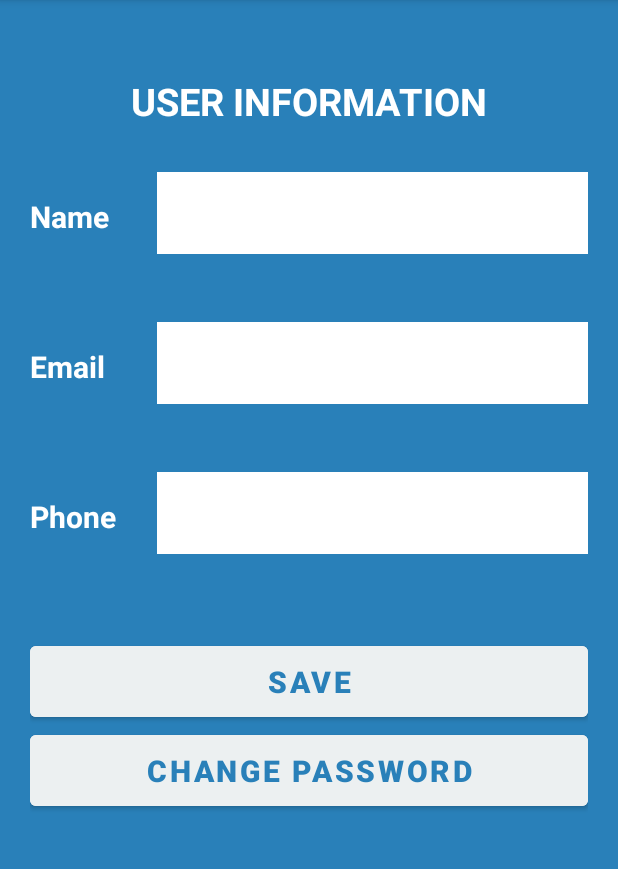
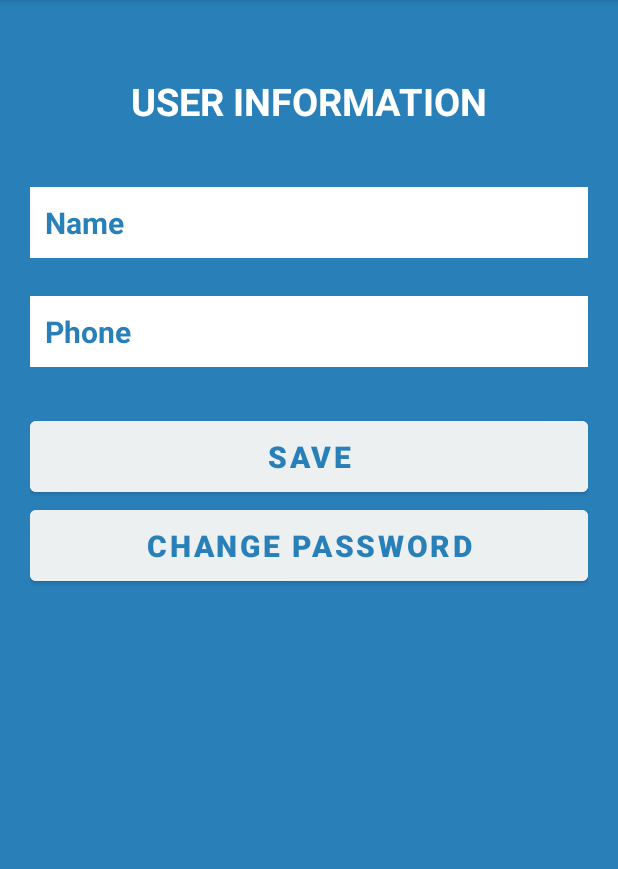
Before and after one commit to kietnguyen17052001/pbl5-mobile-app, an Android app: the UserActivity screen opened directly, with no data from a screen before it, on a phone screen of 412 x 824 dp, the part 84-953 px from its top. Run offline under Robolectric (Android 15) with nearby library versions, the phone set to English and light mode, and no system bars; our stand-ins replace Firebase (no records; nobody signed in at launch, a user with empty details on screens opened directly).

Commit message:
Update v1.0

```diff
--- a/app/src/main/java/com/example/appsmarthome/MainActivity.java
+++ b/app/src/main/java/com/example/appsmarthome/MainActivity.java
@@ -32,7 +32,6 @@ public class MainActivity extends AppCompatActivity {
     FirebaseAuth auth;
     FirebaseFirestore store;
     DocumentReference documentReference;
-    UserObj user = new UserObj();
 
     @Override
     protected void onCreate(Bundle savedInstanceState) {
@@ -53,10 +52,10 @@ public class MainActivity extends AppCompatActivity {
             @Override
             public void onSuccess(DocumentSnapshot documentSnapshot) {
                 if (documentSnapshot.exists()) {
-                    user.setFullName(documentSnapshot.getString(FULL_NAME));
-                    user.setEmail(documentSnapshot.getString(EMAIL));
-                    user.setPhone(documentSnapshot.getString(PHONE));
-                    username.setText(username.getText() + user.getFullName());
+//                    user.setFullName(documentSnapshot.getString(FULL_NAME));
+//                    user.setEmail(documentSnapshot.getString(EMAIL));
+//                    user.setPhone(documentSnapshot.getString(PHONE));
+                    username.setText(username.getText() + documentSnapshot.getString(FULL_NAME));
                 }
             }
         }).addOnFailureListener(new OnFailureListener() {
@@ -85,7 +84,6 @@ public class MainActivity extends AppCompatActivity {
             @Override
             public void onClick(View view) {
                 Intent intent = new Intent(getApplicationContext(), UserActivity.class);
-                intent.putExtra("user", user);
                 startActivity(intent);
             }
         });
--- a/app/src/main/java/com/example/appsmarthome/Objects/UserObj.java
+++ b/app/src/main/java/com/example/appsmarthome/Objects/UserObj.java
@@ -25,10 +25,6 @@ public class UserObj implements Parcelable {
             return new UserObj[size];
         }
     };
-
-    public UserObj() {
-
-    }
 
     public String getFullName() {
         return fullName;
--- a/app/src/main/java/com/example/appsmarthome/RegisterActivity.java
+++ b/app/src/main/java/com/example/appsmarthome/RegisterActivity.java
@@ -23,6 +23,8 @@ import com.google.android.gms.tasks.OnSuccessListener;
 import com.google.android.gms.tasks.Task;
 import com.google.firebase.auth.AuthResult;
 import com.google.firebase.auth.FirebaseAuth;
+import com.google.firebase.auth.FirebaseUser;
+import com.google.firebase.auth.UserProfileChangeRequest;
 import com.google.firebase.firestore.DocumentReference;
 import com.google.firebase.firestore.FirebaseFirestore;
 
@@ -40,6 +42,7 @@ public class RegisterActivity extends AppCompatActivity {
     private ProgressBar progressBar;
     FirebaseAuth auth;
     FirebaseFirestore store;
+    FirebaseUser user;
     DocumentReference documentReference;
     private String userId;
     @Override
@@ -57,7 +60,6 @@ public class RegisterActivity extends AppCompatActivity {
         progressBar = binding.progressBar;
         auth = FirebaseAuth.getInstance();
         store = FirebaseFirestore.getInstance();
-
         if (auth.getCurrentUser() != null){
             Intent intent = new Intent(getApplicationContext(), MainActivity.class);
             startActivity(intent);
@@ -78,13 +80,21 @@ public class RegisterActivity extends AppCompatActivity {
                     password.setError("Password is required");
                     return;
                 }
+                if (TextUtils.isEmpty(_fullName)){
+                    fullName.setError("Name is required");
+                    return;
+                }
+                if (TextUtils.isEmpty(_phone)){
+                    phone.setError("Phone is required");
+                    return;
+                }
                 progressBar.setVisibility(View.VISIBLE);
                 auth.createUserWithEmailAndPassword(_email, _password).addOnCompleteListener(new OnCompleteListener<AuthResult>() {
                     @Override
                     public void onComplete(@NonNull Task<AuthResult> task) {
                         if(task.isSuccessful()){
                             Toast.makeText(RegisterActivity.this, "User created", Toast.LENGTH_SHORT).show();
-                            userId = auth.getCurrentUser().getUid();
+                            userId = user.getUid();
                             documentReference = store.collection("users").document(userId);
                             Map<String, Object> user = new HashMap<>();
                             user.put(FULL_NAME, _fullName);
--- a/app/src/main/java/com/example/appsmarthome/UserActivity.java
+++ b/app/src/main/java/com/example/appsmarthome/UserActivity.java
@@ -1,50 +1,110 @@
 package com.example.appsmarthome;
 
 import androidx.annotation.NonNull;
+import androidx.annotation.Nullable;
+import androidx.appcompat.app.ActionBar;
 import androidx.appcompat.app.AppCompatActivity;
 
 import android.content.Intent;
 import android.os.Bundle;
+import android.text.TextUtils;
 import android.view.View;
+import android.widget.Button;
 import android.widget.EditText;
+import android.widget.ProgressBar;
+import android.widget.TextView;
+import android.widget.Toast;
 
 import com.example.appsmarthome.Objects.UserObj;
 import com.example.appsmarthome.databinding.ActivityUserBinding;
 import com.google.android.gms.tasks.OnFailureListener;
 import com.google.android.gms.tasks.OnSuccessListener;
 import com.google.firebase.auth.FirebaseAuth;
+import com.google.firebase.auth.FirebaseUser;
 import com.google.firebase.firestore.DocumentReference;
 import com.google.firebase.firestore.DocumentSnapshot;
 import com.google.firebase.firestore.FirebaseFirestore;
+import com.google.firebase.firestore.FirebaseFirestoreException;
+import com.google.firebase.firestore.Transaction;
 
 public class UserActivity extends AppCompatActivity {
     private static final String FULL_NAME = "fullName";
-    private static final String EMAIL = "email";
     private static final String PHONE = "phone";
     private String userId;
     private ActivityUserBinding binding;
-    private EditText name, email, phone;
+    private EditText name, phone;
+    private Button btnSave;
+    private ProgressBar progressBar;
     FirebaseAuth auth;
     FirebaseFirestore store;
+    FirebaseUser user;
     DocumentReference documentReference;
-    UserObj user = new UserObj();
+
     @Override
     protected void onCreate(Bundle savedInstanceState) {
         super.onCreate(savedInstanceState);
         binding = ActivityUserBinding.inflate(getLayoutInflater());
         View view = binding.getRoot();
         setContentView(view);
-        getActionBar().setDisplayHomeAsUpEnabled(true);
+        ActionBar actionBar = getSupportActionBar();
+        actionBar.setDisplayHomeAsUpEnabled(true);
         name = binding.etName;
-        email = binding.etEmail;
         phone = binding.etPhone;
+        btnSave = binding.btnSave;
+        progressBar = binding.progressBar;
         auth = FirebaseAuth.getInstance();
         store = FirebaseFirestore.getInstance();
-        userId = auth.getCurrentUser().getUid();
-        Intent intent = getIntent();
-        user = intent.getParcelableExtra("user");
-        name.setText(user.getFullName());
-        phone.setText(user.getPhone());
-        email.setText(user.getEmail());
+        user = auth.getCurrentUser();
+        userId = user.getUid();
+        documentReference = store.collection("users").document(userId);
+        documentReference.get().addOnSuccessListener(new OnSuccessListener<DocumentSnapshot>() {
+            @Override
+            public void onSuccess(DocumentSnapshot documentSnapshot) {
+                name.setText(documentSnapshot.getString(FULL_NAME));
+                phone.setText(documentSnapshot.getString(PHONE));
+            }
+        }).addOnFailureListener(new OnFailureListener() {
+            @Override
+            public void onFailure(@NonNull Exception e) {
+
+            }
+        });
+        btnSave.setOnClickListener(new View.OnClickListener() {
+            @Override
+            public void onClick(View view) {
+                String _name = name.getText().toString();
+                String _phone = phone.getText().toString();
+                if (TextUtils.isEmpty(_name)){
+                    name.setError("Name is required");
+                    return;
+                }
+                if (TextUtils.isEmpty(_phone)){
+                    phone.setError("Phone is required");
+                    return;
+                }
+                progressBar.setVisibility(View.VISIBLE);
+                store.runTransaction(new Transaction.Function<Void>() {
+                    @Nullable
+                    @Override
+                    public Void apply(@NonNull Transaction transaction) throws FirebaseFirestoreException {
+                        transaction.update(documentReference, FULL_NAME, _name);
+                        transaction.update(documentReference, PHONE, _phone);
+                        return null;
+                    }
+                }).addOnSuccessListener(new OnSuccessListener<Void>() {
+                    @Override
+                    public void onSuccess(Void unused) {
+                        Toast.makeText(UserActivity.this, "Updated user", Toast.LENGTH_SHORT).show();
+                        Intent intent = new Intent(getApplicationContext(), MainActivity.class);
+                        startActivity(intent);
+                    }
+                }).addOnFailureListener(new OnFailureListener() {
+                    @Override
+                    public void onFailure(@NonNull Exception e) {
+                        Toast.makeText(UserActivity.this, "Error: " + e.getMessage(), Toast.LENGTH_SHORT).show();
+                    }
+                });
+            }
+        });
     }
 }
--- a/app/src/main/res/layout/activity_login.xml
+++ b/app/src/main/res/layout/activity_login.xml
@@ -41,7 +41,7 @@
                android:layout_marginBottom="25dp"
                android:textColor="@color/belize_hole"
                android:textColorHint="@color/belize_hole"
-               android:textSize="25dp"
+               android:textSize="20dp"
                android:textStyle="bold"
                android:background="@color/white"
                android:padding="10dp"></EditText>
@@ -53,7 +53,7 @@
                android:hint="Password"
                android:textColor="@color/belize_hole"
                android:textColorHint="@color/belize_hole"
-               android:textSize="25dp"
+               android:textSize="20dp"
                android:textStyle="bold"
                android:background="@color/white"
                android:padding="10dp"></EditText>
--- a/app/src/main/res/layout/activity_register.xml
+++ b/app/src/main/res/layout/activity_register.xml
@@ -44,7 +44,7 @@
                 android:padding="10dp"
                 android:textColor="@color/belize_hole"
                 android:textColorHint="@color/belize_hole"
-                android:textSize="25dp"
+                android:textSize="20dp"
                 android:textStyle="bold"></EditText>
 
             <EditText
@@ -58,7 +58,7 @@
                 android:padding="10dp"
                 android:textColor="@color/belize_hole"
                 android:textColorHint="@color/belize_hole"
-                android:textSize="25dp"
+                android:textSize="20dp"
                 android:textStyle="bold"></EditText>
 
             <EditText
@@ -72,7 +72,7 @@
                 android:padding="10dp"
                 android:textColor="@color/belize_hole"
                 android:textColorHint="@color/belize_hole"
-                android:textSize="25dp"
+                android:textSize="20dp"
                 android:textStyle="bold"></EditText>
 
             <EditText
@@ -85,7 +85,7 @@
                 android:padding="10dp"
                 android:textColor="@color/belize_hole"
                 android:textColorHint="@color/belize_hole"
-                android:textSize="25dp"
+                android:textSize="20dp"
                 android:textStyle="bold"></EditText>
         </LinearLayout>
 
--- a/app/src/main/res/layout/activity_user.xml
+++ b/app/src/main/res/layout/activity_user.xml
@@ -4,9 +4,10 @@
     xmlns:tools="http://schemas.android.com/tools"
     android:layout_width="match_parent"
     android:layout_height="match_parent"
-    tools:context=".UserActivity"
     android:background="@color/belize_hole"
-    android:gravity="center">
+    android:gravity="center"
+    tools:context=".UserActivity">
+
     <LinearLayout
         android:layout_width="match_parent"
         android:layout_height="match_parent"
@@ -15,6 +16,7 @@
         android:layout_marginRight="20dp"
         android:layout_marginBottom="50dp"
         android:orientation="vertical">
+
         <TextView
             android:layout_width="match_parent"
             android:layout_height="wrap_content"
@@ -23,120 +25,70 @@
             android:textColor="@color/white"
             android:textSize="25dp"
             android:textStyle="bold"></TextView>
+
         <LinearLayout
             android:layout_width="match_parent"
             android:layout_height="wrap_content"
-            android:orientation="horizontal"
-            android:layout_marginTop="30dp"
-            android:weightSum="10">
-            <TextView
-                android:layout_width="50dp"
-                android:layout_height="wrap_content"
-                android:layout_weight="1"
-                android:text="Name"
-                android:textColor="@color/white"
-                android:textSize="20dp"
-                android:textStyle="bold"
-                android:layout_marginRight="5dp"></TextView>
+            android:layout_marginTop="40dp"
+            android:orientation="vertical">
+
             <EditText
                 android:id="@+id/et_name"
-                android:layout_width="wrap_content"
+                android:layout_width="match_parent"
                 android:layout_height="wrap_content"
-                android:layout_weight="9"
+                android:layout_marginBottom="25dp"
+                android:background="@color/white"
+                android:hint="Name"
                 android:inputType="textPersonName"
-                android:layout_marginBottom="25dp"
+                android:padding="10dp"
                 android:textColor="@color/belize_hole"
                 android:textColorHint="@color/belize_hole"
-                android:textSize="25dp"
-                android:textStyle="bold"
+                android:textSize="20dp"
+                android:textStyle="bold"></EditText>
+
+            <EditText
+                android:id="@+id/et_phone"
+                android:layout_width="match_parent"
+                android:layout_height="wrap_content"
                 android:background="@color/white"
+                android:hint="Phone"
+                android:inputType="phone"
                 android:padding="10dp"
-                ></EditText>
+                android:textColor="@color/belize_hole"
+                android:textColorHint="@color/belize_hole"
+                android:textSize="20dp"
+                android:textStyle="bold"></EditText>
         </LinearLayout>
+
         <LinearLayout
             android:layout_width="match_parent"
             android:layout_height="wrap_content"
-            android:orientation="horizontal"
-            android:layout_marginTop="20dp"
-            android:weightSum="10">
-            <TextView
-                android:layout_width="50dp"
-                android:layout_height="wrap_content"
-                android:layout_weight="1"
-                android:text="Email"
-                android:textColor="@color/white"
-                android:textSize="20dp"
-                android:textStyle="bold"
-                android:layout_marginRight="5dp"></TextView>
-            <EditText
-                android:id="@+id/et_email"
-                android:layout_width="wrap_content"
-                android:layout_height="wrap_content"
-                android:layout_weight="9"
-                android:inputType="textEmailAddress"
-                android:layout_marginBottom="25dp"
-                android:textColor="@color/belize_hole"
-                android:textColorHint="@color/belize_hole"
-                android:textSize="25dp"
-                android:textStyle="bold"
-                android:background="@color/white"
-                android:padding="10dp"></EditText>
-        </LinearLayout>
-        <LinearLayout
-            android:layout_width="match_parent"
-            android:layout_height="wrap_content"
-            android:orientation="horizontal"
-            android:layout_marginTop="20dp"
-            android:weightSum="10">
-            <TextView
-                android:layout_width="50dp"
-                android:layout_height="wrap_content"
-                android:layout_weight="1"
-                android:text="Phone"
-                android:textColor="@color/white"
-                android:textSize="20dp"
-                android:textStyle="bold"
-                android:layout_marginRight="5dp"></TextView>
-            <EditText
-                android:id="@+id/et_phone"
-                android:layout_width="wrap_content"
-                android:layout_height="wrap_content"
-                android:layout_weight="9"
-                android:inputType="phone"
-                android:layout_marginBottom="25dp"
-                android:textColor="@color/belize_hole"
-                android:textColorHint="@color/belize_hole"
-                android:textSize="25dp"
-                android:textStyle="bold"
-                android:background="@color/white"
-                android:padding="10dp"></EditText>
-        </LinearLayout>
-        <LinearLayout
-            android:layout_width="match_parent"
-            android:layout_height="wrap_content"
-            android:orientation="vertical"
+            android:layout_marginTop="30dp"
             android:gravity="center"
-            android:layout_marginTop="30dp">
+            android:orientation="vertical">
+
             <Button
                 android:id="@+id/btn_save"
                 android:layout_width="match_parent"
                 android:layout_height="wrap_content"
+                android:backgroundTint="@color/clouds"
+                android:padding="10dp"
                 android:text="Save"
                 android:textColor="@color/belize_hole"
-                android:textStyle="bold"
                 android:textSize="20dp"
-                android:backgroundTint="@color/clouds"
-                android:padding="10dp"></Button>
+                android:textStyle="bold"></Button>
+
             <Button
                 android:id="@+id/btn_changePassword"
                 android:layout_width="match_parent"
                 android:layout_height="wrap_content"
+                android:backgroundTint="@color/clouds"
+                android:padding="10dp"
                 android:text="Change Password"
                 android:textColor="@color/belize_hole"
-                android:textStyle="bold"
                 android:textSize="20dp"
-                android:backgroundTint="@color/clouds"
-                android:padding="10dp"></Button>
+                android:textStyle="bold"></Button>
+
             <ProgressBar
                 android:id="@+id/progressBar"
                 android:layout_width="wrap_content"
```
